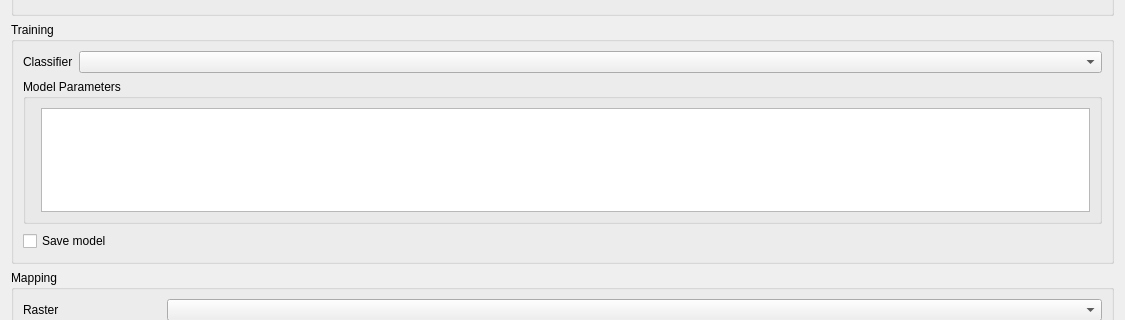
This is enmapbox/coreapps/enmapboxapplications/classificationapp/ui/main.ui in jakimowb/enmapbox_testmigration2 as Qt 5 draws it before an edit; both pictures show x 0 to 1125 and y 329 to 649 of the 1125 by 925 pixel window. The edited form follows.
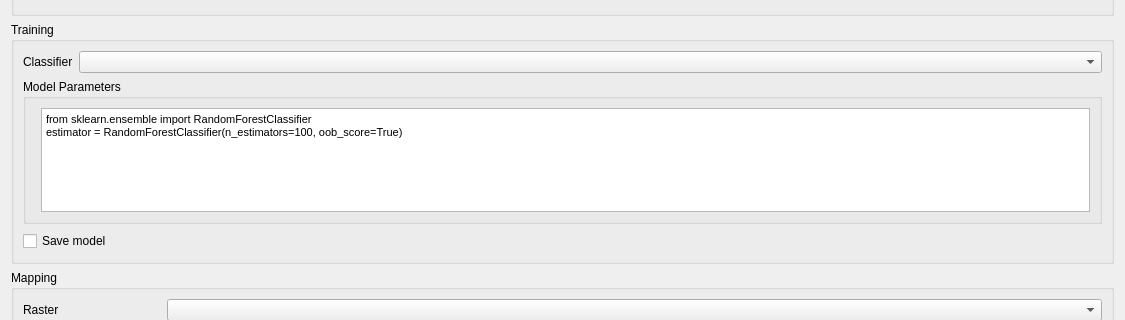
This is the edited form. Icons and pictures are not drawn. Custom widgets are drawn as their Qt base class.

```diff
--- a/enmapbox/coreapps/enmapboxapplications/classificationapp/ui/main.ui
+++ b/enmapbox/coreapps/enmapboxapplications/classificationapp/ui/main.ui
@@ -620,7 +620,8 @@
 &lt;html&gt;&lt;head&gt;&lt;meta name=&quot;qrichtext&quot; content=&quot;1&quot; /&gt;&lt;style type=&quot;text/css&quot;&gt;
 p, li { white-space: pre-wrap; }
 &lt;/style&gt;&lt;/head&gt;&lt;body style=&quot; font-family:'MS Shell Dlg 2'; font-size:8.25pt; font-weight:400; font-style:normal;&quot;&gt;
-&lt;p style=&quot;-qt-paragraph-type:empty; margin-top:0px; margin-bottom:0px; margin-left:0px; margin-right:0px; -qt-block-indent:0; text-indent:0px; font-size:7.8pt;&quot;&gt;&lt;br /&gt;&lt;/p&gt;&lt;/body&gt;&lt;/html&gt;</string>
+&lt;p style=&quot; margin-top:0px; margin-bottom:0px; margin-left:0px; margin-right:0px; -qt-block-indent:0; text-indent:0px;&quot;&gt;&lt;span style=&quot; font-size:8pt;&quot;&gt;from sklearn.ensemble import RandomForestClassifier&lt;/span&gt;&lt;/p&gt;
+&lt;p style=&quot; margin-top:0px; margin-bottom:0px; margin-left:0px; margin-right:0px; -qt-block-indent:0; text-indent:0px;&quot;&gt;&lt;span style=&quot; font-size:8pt;&quot;&gt;estimator = RandomForestClassifier(n_estimators=100, oob_score=True)&lt;/span&gt;&lt;/p&gt;&lt;/body&gt;&lt;/html&gt;</string>
                 </property>
                </widget>
               </item>
```
